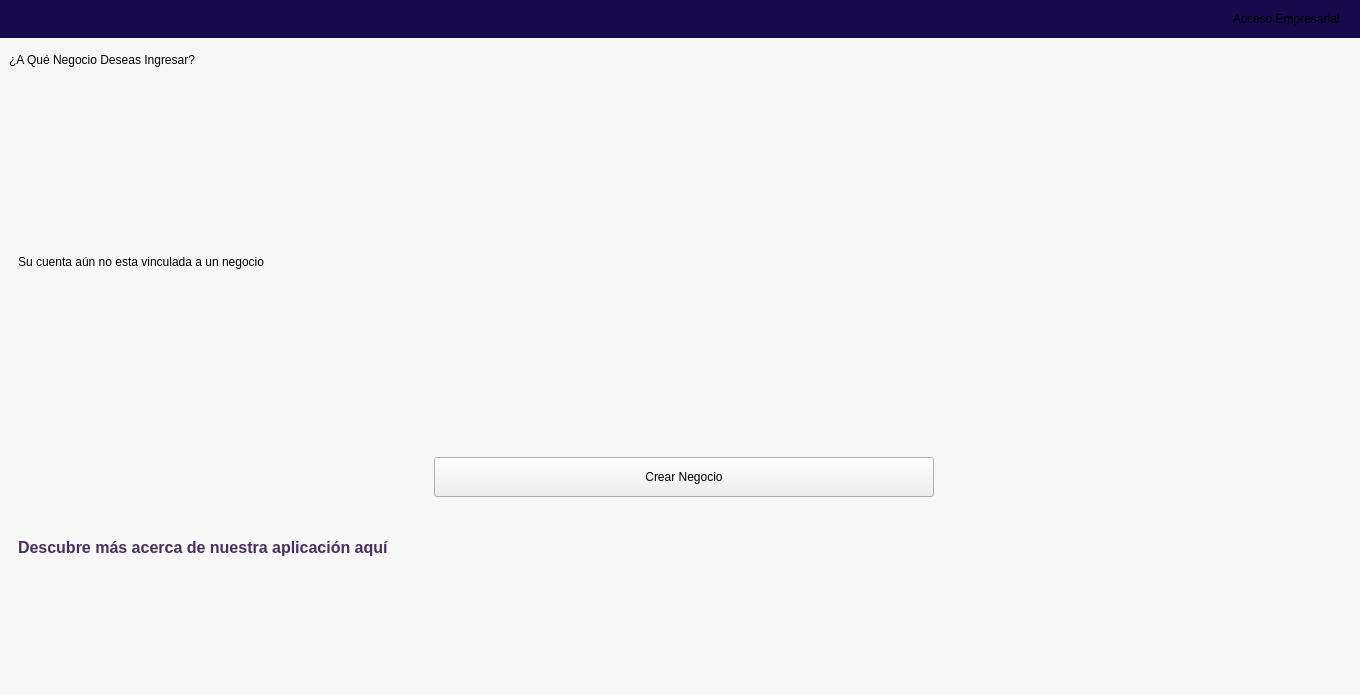
Before: the Qt Designer form app/ui/chooseBusiness.ui in Brando-1510/Proyecto-Integrador-2.0, drawn with Qt 5.
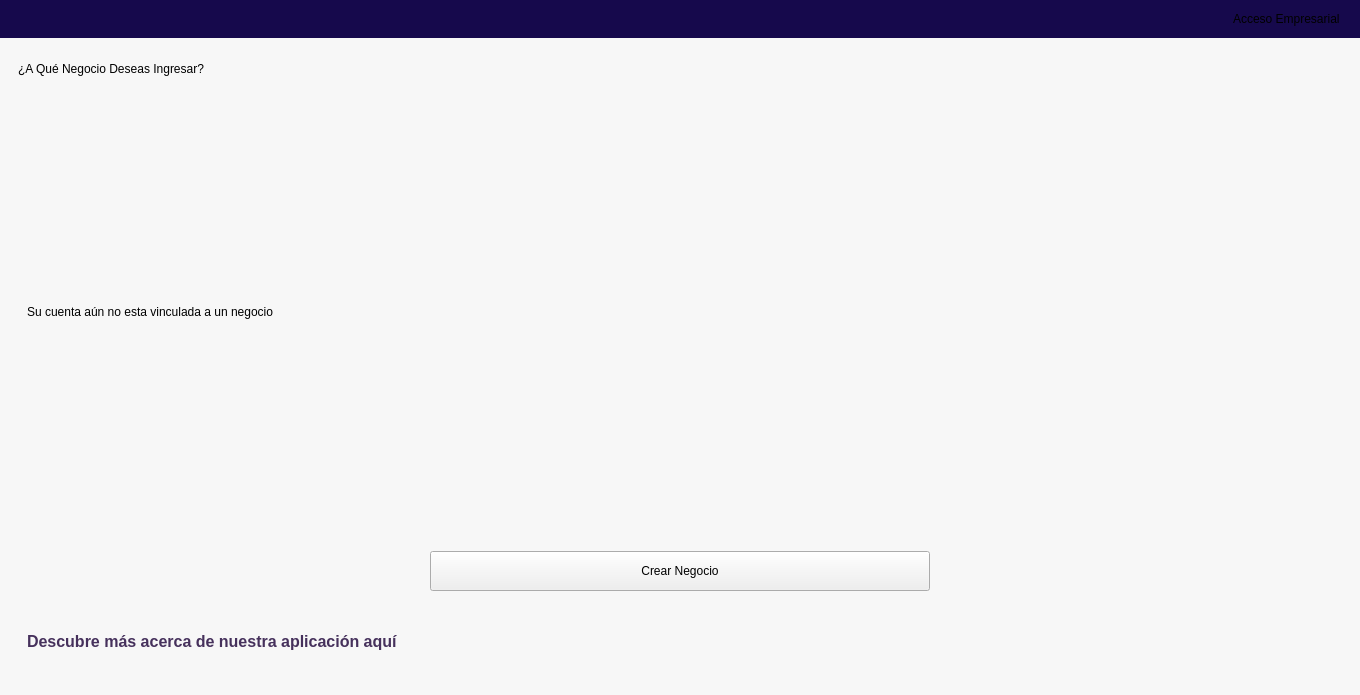
After: the same form once the commit is applied. The open tabs and pages were chosen to show the change. Icons and pictures are not drawn.

```diff
--- a/app/ui/chooseBusiness.ui
+++ b/app/ui/chooseBusiness.ui
@@ -321,6 +321,9 @@
     <widget class="QWidget" name="widget" native="true">
      <layout class="QVBoxLayout" name="verticalLayout_2">
       <item>
+       <widget class="QWidget" name="widget_5" native="true">
+        <layout class="QHBoxLayout" name="horizontalLayout_4">
+         <item>
        <widget class="QLabel" name="label_3">
         <property name="maximumSize">
          <size>
@@ -336,6 +339,9 @@
         </property>
        </widget>
       </item>
+        </layout>
+       </widget>
+      </item>
       <item>
        <widget class="QStackedWidget" name="stackedWidget">
         <property name="styleSheet">
@@ -489,15 +495,9 @@
          </layout>
         </widget>
         <widget class="QWidget" name="page_2">
+         <layout class="QVBoxLayout" name="verticalLayout_5">
+          <item>
          <widget class="QWidget" name="widget_2" native="true">
-          <property name="geometry">
-           <rect>
-            <x>9</x>
-            <y>29</y>
-            <width>1331</width>
-            <height>461</height>
-           </rect>
-          </property>
           <property name="styleSheet">
            <string notr="true">QLabel[texto=&quot;Destacado&quot;]{
 font-weight:bold;
@@ -535,6 +535,12 @@
           <layout class="QVBoxLayout" name="verticalLayout_4">
            <item>
             <widget class="QLabel" name="label_4">
+               <property name="minimumSize">
+                <size>
+                 <width>0</width>
+                 <height>50</height>
+                </size>
+               </property>
              <property name="text">
               <string>Su cuenta aún no esta vinculada a un negocio</string>
              </property>
@@ -641,6 +647,8 @@
            </item>
           </layout>
          </widget>
+          </item>
+         </layout>
         </widget>
        </widget>
       </item>
```
Left out of the diff: 2 changed lines with no effect on the pictures. Lines whose indentation alone changed are shown as unchanged.
